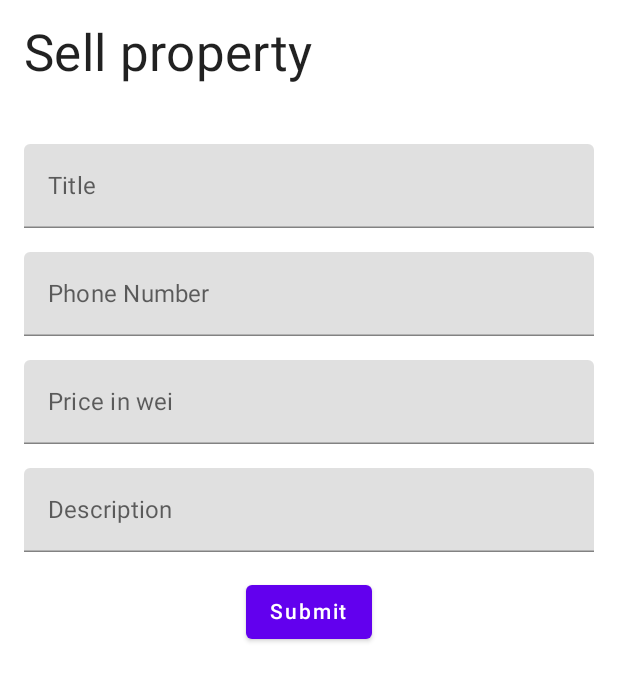
After one commit to linhvnguyen9/blockchain-title-deeds, an Android app built with Jetpack Compose: the composable SellDeedScreen called with empty values, on a phone screen of 412 x 824 dp. The commit adds this screen. Shown: the top 681 px of the screen. Run offline under Robolectric (Android 15) with nearby library versions, the phone set to English and light mode, and no system bars; 4 statements that could not run were skipped.

Commit message:
#10 UI for sell property

```diff
--- a/app/src/main/java/com/linh/titledeed/data/di/DataModule.kt
+++ b/app/src/main/java/com/linh/titledeed/data/di/DataModule.kt
@@ -51,9 +51,10 @@ object DataModule {
 
     @Singleton
     @Provides
-    fun provideOkhttp(loggingInterceptor: HttpLoggingInterceptor, contractCallErrorInterceptor: ContractCallErrorInterceptor): OkHttpClient {
+    fun provideOkhttp(authInterceptor: AuthInterceptor, loggingInterceptor: HttpLoggingInterceptor, contractCallErrorInterceptor: ContractCallErrorInterceptor): OkHttpClient {
         return OkHttpClient.Builder()
             .addInterceptor(loggingInterceptor)
+            .addInterceptor(authInterceptor)
             .addInterceptor(contractCallErrorInterceptor)
             .build()
     }
@@ -112,7 +113,7 @@ object DataModule {
     @Provides
     fun provideRetrofit(okHttpClient: OkHttpClient): Retrofit {
         return Retrofit.Builder()
-            .baseUrl("https://ipfs.io/ipfs/")
+            .baseUrl("https://api.pinata.cloud/")
             .addConverterFactory(GsonConverterFactory.create())
             .client(okHttpClient)
             .build()
--- /dev/null
+++ b/app/src/main/java/com/linh/titledeed/data/entity/PinFileToIpfsResponse.kt
@@ -0,0 +1,5 @@
+package com.linh.titledeed.data.entity
+
+import com.google.gson.annotations.SerializedName
+
+data class PinFileToIpfsResponse(@SerializedName("IpfsHash") val cid: String)
--- a/app/src/main/java/com/linh/titledeed/data/remote/AuthInterceptor.kt
+++ b/app/src/main/java/com/linh/titledeed/data/remote/AuthInterceptor.kt
@@ -8,7 +8,7 @@ class AuthInterceptor: Interceptor {
     override fun intercept(chain: Interceptor.Chain): Response {
         val request = chain.request()
         val authenticateRequest = request.newBuilder()
-//            .addHeader("Authorization", "Bearer ${BuildConfig.PINATA_JWT}")
+            .addHeader("Authorization", "Bearer ${BuildConfig.PINATA_JWT}")
             .build()
         return chain.proceed(authenticateRequest)
     }
--- a/app/src/main/java/com/linh/titledeed/presentation/deeds/DeedDetailViewModel.kt
+++ b/app/src/main/java/com/linh/titledeed/presentation/deeds/DeedDetailViewModel.kt
@@ -30,4 +30,8 @@ class DeedDetailViewModel @Inject constructor(private val getDeedDetailUseCase:
     fun onClickTransfer() {
         navigationManager.navigate(NavigationDirections.TransferOwnershipNavigation.transferOwnership(deed.value.id))
     }
+
+    fun onClickSell() {
+        navigationManager.navigate(NavigationDirections.SellDeedNavigation.sellDeed(deed.value.id))
+    }
 }
--- /dev/null
+++ b/app/src/main/java/com/linh/titledeed/presentation/deeds/SellDeedScreen.kt
@@ -0,0 +1,93 @@
+package com.linh.titledeed.presentation.deeds
+
+import androidx.compose.foundation.layout.*
+import androidx.compose.foundation.rememberScrollState
+import androidx.compose.foundation.text.KeyboardActions
+import androidx.compose.foundation.text.KeyboardOptions
+import androidx.compose.foundation.verticalScroll
+import androidx.compose.material.Button
+import androidx.compose.material.MaterialTheme
+import androidx.compose.material.Text
+import androidx.compose.material.TextField
+import androidx.compose.runtime.Composable
+import androidx.compose.ui.Alignment
+import androidx.compose.ui.Modifier
+import androidx.compose.ui.focus.FocusDirection
+import androidx.compose.ui.focus.FocusRequester
+import androidx.compose.ui.platform.LocalFocusManager
+import androidx.compose.ui.platform.LocalSoftwareKeyboardController
+import androidx.compose.ui.res.stringResource
+import androidx.compose.ui.text.input.ImeAction
+import androidx.compose.ui.text.input.KeyboardType
+import androidx.compose.ui.unit.dp
+import com.linh.titledeed.R
+import com.linh.titledeed.presentation.ui.composable.ScreenTitle
+import com.linh.titledeed.presentation.ui.theme.screenModifier
+
+@Composable
+fun SellDeedScreen(
+    title: String,
+    onTitleChange: (String) -> Unit,
+    description: String,
+    onDescriptionChange: (String) -> Unit,
+    phoneNumber: String,
+    onPhoneNumberChange: (String) -> Unit,
+    salePriceInWei: String,
+    salePriceInWeiError: String,
+    onSalePriceChange: (String) -> Unit,
+    onClickSubmit: () -> Unit
+) {
+    val localFocusManager = LocalFocusManager.current
+
+    Column(screenModifier.then(Modifier.verticalScroll(rememberScrollState()))) {
+        ScreenTitle(stringResource(R.string.sell_deed_screen_title))
+        TextField(
+            title,
+            label = { Text(text = stringResource(R.string.all_title)) },
+            modifier = Modifier.fillMaxWidth(),
+            onValueChange = { onTitleChange(it) },
+            singleLine = true,
+            keyboardOptions = KeyboardOptions(imeAction = ImeAction.Next),
+            keyboardActions = KeyboardActions(
+                onNext = { localFocusManager.moveFocus(FocusDirection.Down) }
+            )
+        )
+        Spacer(Modifier.height(16.dp))
+        TextField(
+            phoneNumber,
+            label = { Text(text = stringResource(R.string.sell_phone_number)) },
+            modifier = Modifier.fillMaxWidth(),
+            onValueChange = { onPhoneNumberChange(it) },
+            singleLine = true,
+            keyboardOptions = KeyboardOptions.Default.copy(keyboardType = KeyboardType.Phone, imeAction = ImeAction.Next),
+            keyboardActions = KeyboardActions(
+                onNext = { localFocusManager.moveFocus(FocusDirection.Down) }
+            )
+        )
+        Spacer(Modifier.height(16.dp))
+        TextField(
+            salePriceInWei,
+            label = { Text(text = stringResource(R.string.sell_deed_price)) },
+            modifier = Modifier.fillMaxWidth(),
+            onValueChange = { onSalePriceChange(it) },
+            singleLine = true,
+            keyboardOptions = KeyboardOptions.Default.copy(keyboardType = KeyboardType.Number, imeAction = ImeAction.Next),
+            keyboardActions = KeyboardActions(
+                onNext = { localFocusManager.moveFocus(FocusDirection.Down) }
+            )
+        )
+        Spacer(Modifier.height(16.dp))
+        TextField(
+            description,
+            label = {
+                Text(text = stringResource(R.string.all_description))
+            },
+            modifier = Modifier.fillMaxWidth(),
+            onValueChange = { onDescriptionChange(it) }
+        )
+        Spacer(Modifier.height(16.dp))
+        Button(onClick = { onClickSubmit() }, Modifier.align(Alignment.CenterHorizontally)) {
+            Text(stringResource(R.string.all_submit))
+        }
+    }
+}
--- a/app/src/main/json/offer.json
+++ b/app/src/main/json/offer.json
@@ -3,5 +3,8 @@
   "title": "Nhà xịn đây",
   "description": "Nhà chính chủ, mới ở 1 năm, ...",
   "phoneNumber": "0904123456",
-  "image": ["ipfs://", "ipfs://", "ipfs://", "ipfs://"]
+  "imageUrls": [
+    "ipfs://Qmagv6dPdnDJxS2HYFZESLa8pqkRSkZq69W4hkYjChD7Rf",
+    "ipfs://QmVF5u6t881C3icUBLU1gqXMf18LG4e3mr4UY8keUeB7fS"
+  ]
 }
--- a/app/src/main/res/values/strings.xml
+++ b/app/src/main/res/values/strings.xml
@@ -30,6 +30,8 @@
     <string name="deed_detail_private">Private</string>
     <string name="all_deed">Deed</string>
     <string name="all_transfer">Transfer ownership</string>
+    <string name="all_sell">Sell</string>
+    <string name="sell_deed_screen_title">Sell property</string>
 
     <!--    Errors-->
     <string name="error_password_blank">Password must not be blank</string>
@@ -56,4 +58,8 @@
     <string name="transaction_info_success">Transaction successful!</string>
     <string name="transaction_info_error">Error making transaction!</string>
     <string name="transaction_info_loading">Making transaction…</string>
+    <string name="sell_deed_price">Price in wei</string>
+    <string name="sell_phone_number">Phone Number</string>
+    <string name="all_title">Title</string>
+    <string name="all_description">Description</string>
 </resources>
```
Also changed, not shown: app/src/main/java/com/linh/titledeed/NavigationDirections.kt (+23 -0 lines), app/src/main/java/com/linh/titledeed/data/remote/IpfsService.kt (+7 -0 lines), app/src/main/java/com/linh/titledeed/presentation/MainScreen.kt (+44 -8 lines), app/src/main/java/com/linh/titledeed/presentation/deeds/DeedDetailScreen.kt (+7 -2 lines), app/src/main/java/com/linh/titledeed/presentation/deeds/SellDeedViewModel.kt (added, +49 -0 lines).
